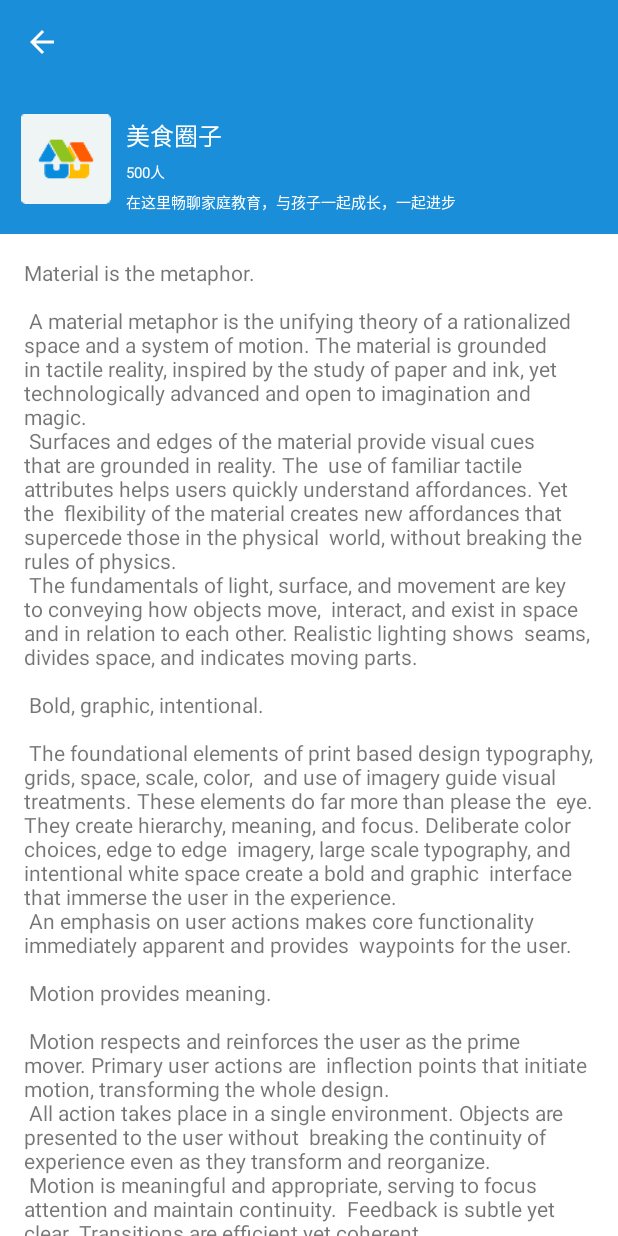
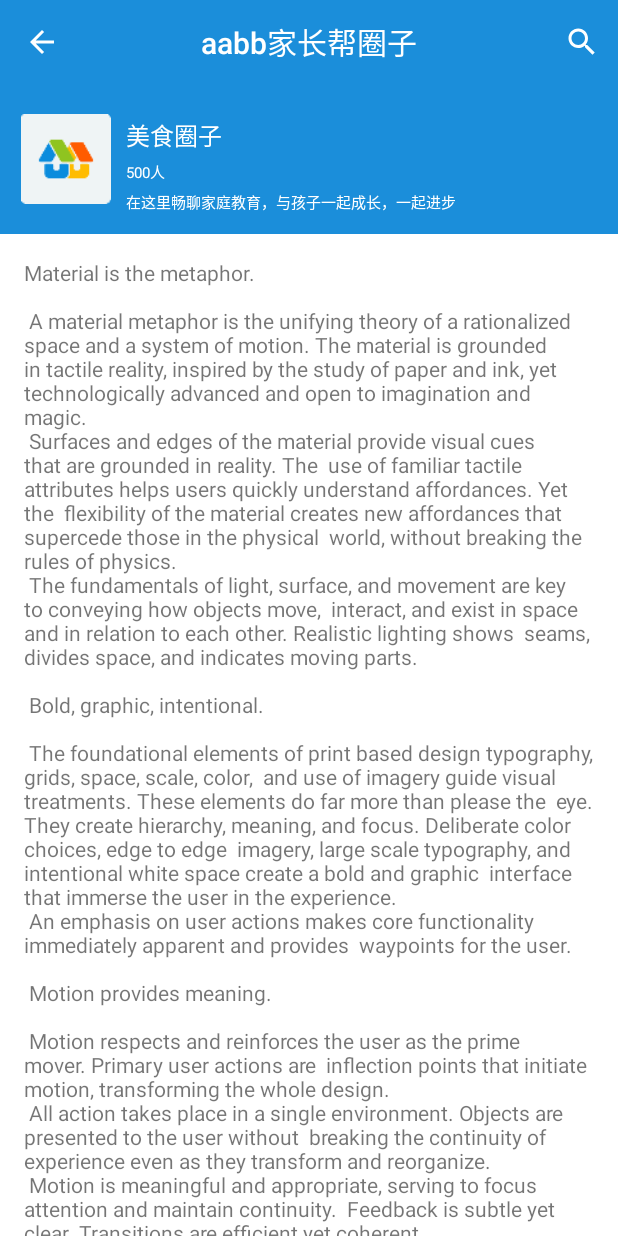
Before and after one commit to weikipeng/CoordinatorLayoutDemo00, an Android app: the screen it shows after launch (CircleActivity), on a phone screen of 412 x 824 dp. Run offline under Robolectric (Android 15) with nearby library versions, the phone set to English and light mode, and no system bars; libraries missing offline, so code that uses them is left out: com.facebook.stetho.

Commit message:
实现伸缩标题栏

```diff
--- a/app/build.gradle
+++ b/app/build.gradle
@@ -27,4 +27,8 @@ dependencies {
     compile "com.android.support:appcompat-v7:$rootProject.supportLibraryVersion"
     compile "com.android.support:design:$rootProject.supportLibraryVersion"
     testCompile 'junit:junit:4.12'
+
+    //stetho调试工具
+    compile 'com.facebook.stetho:stetho:1.4.1'
+    compile 'com.facebook.stetho:stetho-okhttp3:1.4.1'
 }
--- a/app/src/main/AndroidManifest.xml
+++ b/app/src/main/AndroidManifest.xml
@@ -4,6 +4,7 @@
 
     <application
         android:allowBackup="true"
+        android:name=".MainApplication"
         android:icon="@mipmap/ic_launcher"
         android:label="@string/app_name"
         android:roundIcon="@mipmap/ic_launcher_round"
--- a/app/src/main/java/com/example/wikipeng/coordinatorlayoutdemo00/CircleActivity.java
+++ b/app/src/main/java/com/example/wikipeng/coordinatorlayoutdemo00/CircleActivity.java
@@ -2,28 +2,71 @@ package com.example.wikipeng.coordinatorlayoutdemo00;
 
 import android.os.Bundle;
 import android.support.annotation.Nullable;
+import android.support.design.widget.AppBarLayout;
+import android.support.design.widget.CollapsingToolbarLayout;
 import android.support.v7.app.ActionBar;
 import android.support.v7.app.AppCompatActivity;
 import android.support.v7.widget.Toolbar;
+import android.view.Menu;
+import android.view.View;
+import android.widget.TextView;
 
 /**
  * Created by wikipeng on 2017/5/24.
  */
 
 public class CircleActivity extends AppCompatActivity{
+    protected AppBarLayout mAppBarLayout;
+    protected CollapsingToolbarLayout mCollapsingToolbarLayout;
     protected Toolbar mToolbar;
+    protected TextView titleTextView;
     @Override
     protected void onCreate(@Nullable Bundle savedInstanceState) {
         super.onCreate(savedInstanceState);
         setContentView(R.layout.activity_circle);
+
+        mCollapsingToolbarLayout = (CollapsingToolbarLayout) findViewById(R.id.collapsingToolbarLayout);
+        mAppBarLayout = (AppBarLayout) findViewById(R.id.appBar);
+
         mToolbar = (Toolbar) findViewById(R.id.toolbar);
         setSupportActionBar(mToolbar);
 
+        titleTextView = (TextView) mToolbar.findViewById(R.id.headerTitle);
+        titleTextView.setText("aabb家长帮圈子");
+
+        mAppBarLayout.addOnOffsetChangedListener(new AppBarLayout.OnOffsetChangedListener() {
+            @Override
+            public void onOffsetChanged(AppBarLayout appBarLayout, int verticalOffset) {
+                if (Math.abs(verticalOffset) == appBarLayout.getTotalScrollRange()) {
+                    // Collapsed
+                    titleTextView.setText("ccdd真心话");
+                } else if (verticalOffset == 0) {
+                    // Expanded
+                    titleTextView.setText("aabb家长帮圈子");
+                } else {
+                    // Somewhere in between
+                }
+            }
+        });
+
+
+
+
+
+
         ActionBar supportActionBar = getSupportActionBar();
-        supportActionBar.setTitle("");
+//        supportActionBar.setTitle("真心话");
         supportActionBar.setDisplayHomeAsUpEnabled(true);
+        supportActionBar.setDisplayShowTitleEnabled(false);
         //        getSupportActionBar().setTitle("");
 //        mToolbar.setTitle("测试");
 //        mToolbar.setSubtitle("subTitle");
     }
+
+    @Override
+    public boolean onCreateOptionsMenu(Menu menu) {
+        getMenuInflater().inflate(R.menu.menu_circle,menu);
+//        return super.onCreateOptionsMenu(menu);
+        return true;
+    }
 }
--- /dev/null
+++ b/app/src/main/java/com/example/wikipeng/coordinatorlayoutdemo00/MainApplication.java
@@ -0,0 +1,34 @@
+package com.example.wikipeng.coordinatorlayoutdemo00;
+
+import android.app.Application;
+
+import com.facebook.stetho.DumperPluginsProvider;
+import com.facebook.stetho.Stetho;
+import com.facebook.stetho.dumpapp.DumperPlugin;
+
+/**
+ * Created by wikipeng on 2017/5/25.
+ */
+
+public class MainApplication extends Application {
+
+    @Override
+    public void onCreate() {
+        super.onCreate();
+
+        if (BuildConfig.DEBUG) {
+            //            LeakCanary.install(this);
+            Stetho.initialize(Stetho.newInitializerBuilder(this)
+                    .enableDumpapp(new DumperPluginsProvider() {
+                        @Override
+                        public Iterable<DumperPlugin> get() {
+                            return new Stetho.DefaultDumperPluginsBuilder(MainApplication.this)
+                                    //                                    .provide(new MyDumperPlugin())
+                                    .finish();
+                        }
+                    })
+                    .enableWebKitInspector(Stetho.defaultInspectorModulesProvider(this))
+                    .build());
+        }
+    }
+}
--- /dev/null
+++ b/app/src/main/res/drawable/ic_search_black.xml
@@ -0,0 +1,9 @@
+<vector xmlns:android="http://schemas.android.com/apk/res/android"
+        android:width="24dp"
+        android:height="24dp"
+        android:viewportWidth="24.0"
+        android:viewportHeight="24.0">
+    <path
+        android:fillColor="#FFFFFFFF"
+        android:pathData="M15.5,14h-0.79l-0.28,-0.27C15.41,12.59 16,11.11 16,9.5 16,5.91 13.09,3 9.5,3S3,5.91 3,9.5 5.91,16 9.5,16c1.61,0 3.09,-0.59 4.23,-1.57l0.27,0.28v0.79l5,4.99L20.49,19l-4.99,-5zM9.5,14C7.01,14 5,11.99 5,9.5S7.01,5 9.5,5 14,7.01 14,9.5 11.99,14 9.5,14z"/>
+</vector>
--- a/app/src/main/res/layout/activity_circle.xml
+++ b/app/src/main/res/layout/activity_circle.xml
@@ -10,20 +10,24 @@
     tools:context=".CircleActivity">
 
     <android.support.design.widget.AppBarLayout
+        android:id="@+id/appBar"
         android:layout_width="match_parent"
         android:layout_height="wrap_content">
 
         <android.support.design.widget.CollapsingToolbarLayout
+            android:id="@+id/collapsingToolbarLayout"
             android:layout_width="match_parent"
             android:layout_height="wrap_content"
+            app:collapsedTitleGravity="center_horizontal"
             app:collapsedTitleTextAppearance="@style/ToolBarTitleText"
             app:contentScrim="#1b8eda"
-            app:expandedTitleMarginEnd="48dp"
-            app:expandedTitleMarginStart="48dp"
-            app:expandedTitleTextAppearance="@style/transparentText"
-            app:layout_scrollFlags="scroll|exitUntilCollapsed">
-
+            app:expandedTitleGravity="center_horizontal|top"
+            app:layout_scrollFlags="scroll|snap|exitUntilCollapsed"
+            app:titleEnabled="false">
+            <!--app:expandedTitleTextAppearance="@style/transparentText"-->
             <!--app:contentScrim="#1b8eda"-->
+            <!--app:expandedTitleMarginEnd="48dp"
+            app:expandedTitleMarginStart="48dp"-->
 
             <LinearLayout
                 android:layout_width="match_parent"
@@ -44,9 +48,21 @@
                 android:id="@+id/toolbar"
                 android:layout_width="match_parent"
                 android:layout_height="?attr/actionBarSize"
+                app:contentInsetLeft="0dp"
+                app:contentInsetStart="0dp"
                 app:layout_collapseMode="pin"
                 app:popupTheme="@style/ThemeOverlay.AppCompat.Light"
-                app:theme="@style/ThemeOverlay.AppCompat.Dark.ActionBar"/>
+                app:theme="@style/ThemeOverlay.AppCompat.Dark.ActionBar">
+
+                <TextView
+                    android:id="@+id/headerTitle"
+                    style="@style/TextAppearance.AppCompat.Widget.ActionBar.Title"
+                    android:layout_width="wrap_content"
+                    android:layout_height="wrap_content"
+                    android:layout_gravity="center"
+                    android:text="SecondActivity"/>
+
+            </android.support.v7.widget.Toolbar>
 
             <!--android:background="#1b8eda"-->
 
@@ -55,4 +71,18 @@
 
     <include layout="@layout/content_scrolling"/>
 
+
+    <!--<RelativeLayout-->
+    <!--android:layout_width="match_parent"-->
+    <!--android:layout_height="?attr/actionBarSize">-->
+    <!--&lt;!&ndash;android:background="#66660000"&ndash;&gt;-->
+
+    <!--<TextView-->
+    <!--android:id="@+id/toolbarTitle"-->
+    <!--android:layout_width="wrap_content"-->
+    <!--android:layout_height="wrap_content"-->
+    <!--android:layout_centerInParent="true"-->
+    <!--android:text="测试标题"/>-->
+    <!--</RelativeLayout>-->
+
 </android.support.design.widget.CoordinatorLayout>
--- /dev/null
+++ b/app/src/main/res/menu/menu_circle.xml
@@ -0,0 +1,10 @@
+<?xml version="1.0" encoding="utf-8"?>
+<menu xmlns:android="http://schemas.android.com/apk/res/android"
+      xmlns:app="http://schemas.android.com/apk/res-auto">
+    <item
+        android:id="@+id/miCompose"
+        android:icon="@drawable/ic_search_black"
+        app:showAsAction="ifRoom"
+        android:title="Compose">
+    </item>
+</menu>
```
